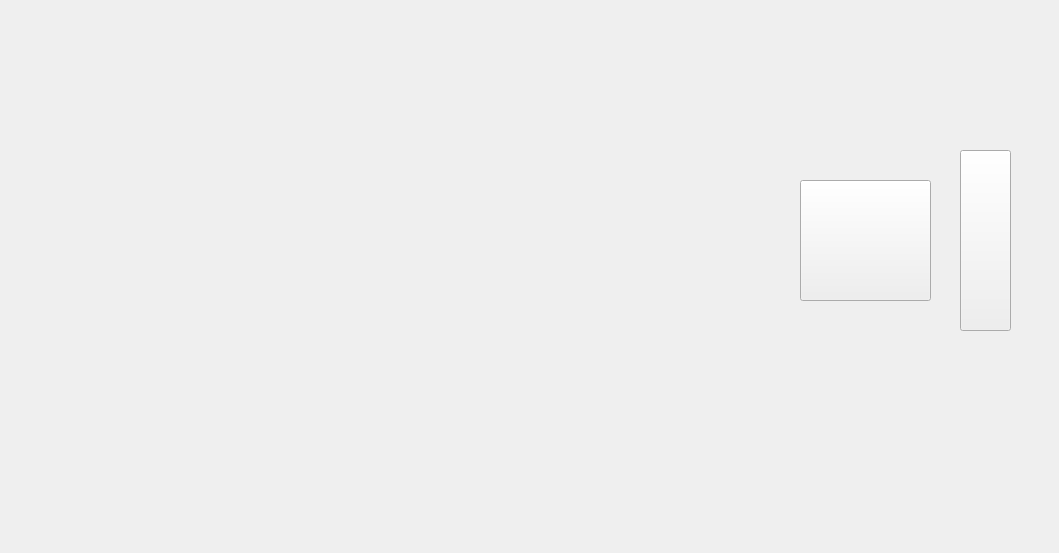
Qt form InsulinPumpSim/mainwindow.ui (Somto-O/Insulin_Pump_Sim) before a commit.
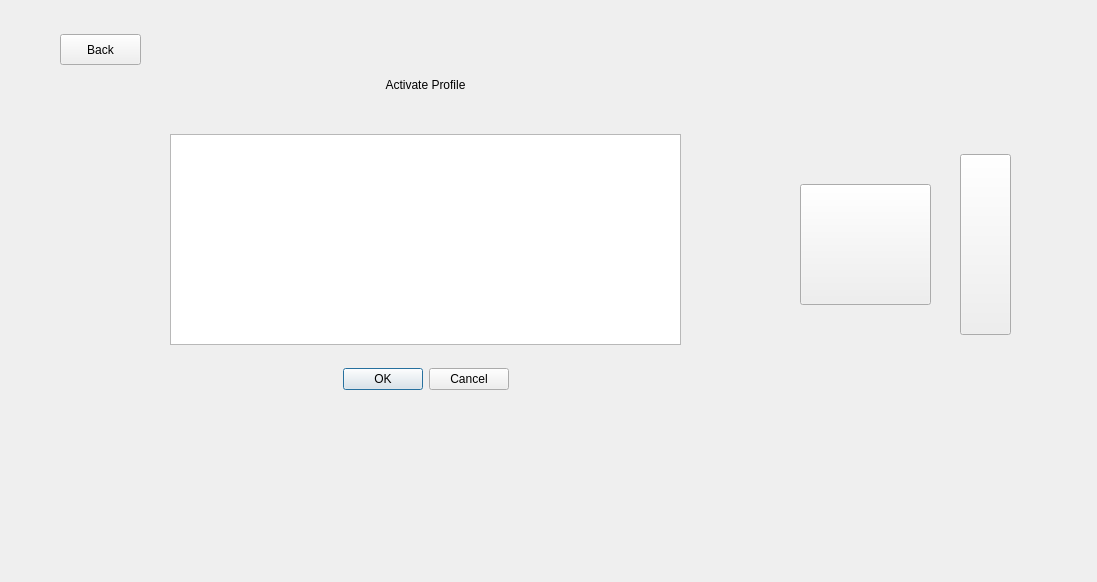
The same form after that commit. The open tabs and pages were chosen to show the change. Icons and pictures are not drawn.

Patch:
```diff
--- a/InsulinPumpSim/mainwindow.ui
+++ b/InsulinPumpSim/mainwindow.ui
@@ -6,8 +6,8 @@
    <rect>
     <x>0</x>
     <y>0</y>
-    <width>1059</width>
-    <height>553</height>
+    <width>1097</width>
+    <height>582</height>
    </rect>
   </property>
   <property name="windowTitle">
@@ -17,7 +17,7 @@
    <widget class="QStackedWidget" name="stackedWidget">
     <property name="geometry">
      <rect>
-      <x>-10</x>
+      <x>0</x>
       <y>0</y>
       <width>1051</width>
       <height>561</height>
@@ -3479,6 +3479,189 @@
       </property>
      </widget>
     </widget>
+    <widget class="QWidget" name="activateProfile">
+     <widget class="QWidget" name="widget_47" native="true">
+      <property name="geometry">
+       <rect>
+        <x>0</x>
+        <y>4</y>
+        <width>961</width>
+        <height>491</height>
+       </rect>
+      </property>
+      <property name="device" stdset="0">
+       <bool>true</bool>
+      </property>
+      <widget class="QDialogButtonBox" name="apButtonBox">
+       <property name="geometry">
+        <rect>
+         <x>320</x>
+         <y>350</y>
+         <width>211</width>
+         <height>51</height>
+        </rect>
+       </property>
+       <property name="layoutDirection">
+        <enum>Qt::LeftToRight</enum>
+       </property>
+       <property name="orientation">
+        <enum>Qt::Horizontal</enum>
+       </property>
+       <property name="standardButtons">
+        <set>QDialogButtonBox::Cancel|QDialogButtonBox::Ok</set>
+       </property>
+       <property name="centerButtons">
+        <bool>true</bool>
+       </property>
+      </widget>
+      <widget class="QListWidget" name="apDisplayBox">
+       <property name="geometry">
+        <rect>
+         <x>170</x>
+         <y>130</y>
+         <width>511</width>
+         <height>211</height>
+        </rect>
+       </property>
+      </widget>
+      <widget class="QLabel" name="h1_28">
+       <property name="geometry">
+        <rect>
+         <x>240</x>
+         <y>40</y>
+         <width>371</width>
+         <height>81</height>
+        </rect>
+       </property>
+       <property name="text">
+        <string>Activate Profile</string>
+       </property>
+       <property name="alignment">
+        <set>Qt::AlignCenter</set>
+       </property>
+       <property name="heading" stdset="0">
+        <string>h1</string>
+       </property>
+      </widget>
+     </widget>
+     <widget class="QWidget" name="greyBG_193" native="true">
+      <property name="geometry">
+       <rect>
+        <x>10</x>
+        <y>424</y>
+        <width>941</width>
+        <height>61</height>
+       </rect>
+      </property>
+      <property name="bodyBG" stdset="0">
+       <bool>true</bool>
+      </property>
+     </widget>
+     <widget class="QWidget" name="greyBG_194" native="true">
+      <property name="geometry">
+       <rect>
+        <x>10</x>
+        <y>0</y>
+        <width>941</width>
+        <height>21</height>
+       </rect>
+      </property>
+      <property name="bodyBG" stdset="0">
+       <bool>true</bool>
+      </property>
+     </widget>
+     <widget class="QWidget" name="greyBG_195" native="true">
+      <property name="geometry">
+       <rect>
+        <x>10</x>
+        <y>14</y>
+        <width>41</width>
+        <height>441</height>
+       </rect>
+      </property>
+      <property name="bodyBG" stdset="0">
+       <bool>true</bool>
+      </property>
+     </widget>
+     <widget class="QPushButton" name="chargeButton_49">
+      <property name="geometry">
+       <rect>
+        <x>960</x>
+        <y>154</y>
+        <width>51</width>
+        <height>181</height>
+       </rect>
+      </property>
+      <property name="text">
+       <string/>
+      </property>
+      <property name="icon">
+       <iconset resource="resource.qrc">
+        <normaloff>:/icons/ui-elements/icons8-power-100.png</normaloff>:/icons/ui-elements/icons8-power-100.png</iconset>
+      </property>
+      <property name="iconSize">
+       <size>
+        <width>25</width>
+        <height>25</height>
+       </size>
+      </property>
+      <property name="charge" stdset="0">
+       <bool>true</bool>
+      </property>
+     </widget>
+     <widget class="QWidget" name="greyBG_196" native="true">
+      <property name="geometry">
+       <rect>
+        <x>780</x>
+        <y>14</y>
+        <width>171</width>
+        <height>431</height>
+       </rect>
+      </property>
+      <property name="bodyBG" stdset="0">
+       <bool>true</bool>
+      </property>
+      <widget class="QPushButton" name="powerbutton_59">
+       <property name="geometry">
+        <rect>
+         <x>20</x>
+         <y>170</y>
+         <width>131</width>
+         <height>121</height>
+        </rect>
+       </property>
+       <property name="text">
+        <string/>
+       </property>
+       <property name="icon">
+        <iconset resource="resource.qrc">
+         <normaloff>:/icons/ui-elements/icons8-power-button-100.png</normaloff>:/icons/ui-elements/icons8-power-button-100.png</iconset>
+       </property>
+       <property name="iconSize">
+        <size>
+         <width>50</width>
+         <height>50</height>
+        </size>
+       </property>
+       <property name="power" stdset="0">
+        <bool>true</bool>
+       </property>
+      </widget>
+     </widget>
+     <widget class="QPushButton" name="apBackButton">
+      <property name="geometry">
+       <rect>
+        <x>60</x>
+        <y>34</y>
+        <width>81</width>
+        <height>31</height>
+       </rect>
+      </property>
+      <property name="text">
+       <string>Back</string>
+      </property>
+     </widget>
+    </widget>
    </widget>
   </widget>
  </widget>
```
Left out of the diff: 37 changed lines with no effect on the pictures.
